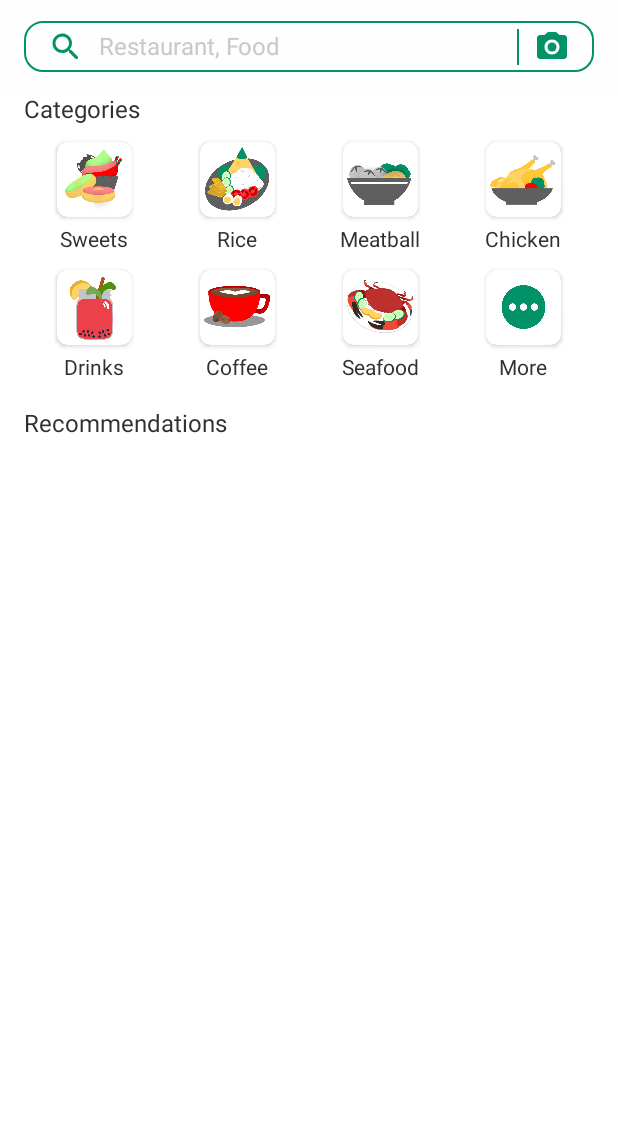
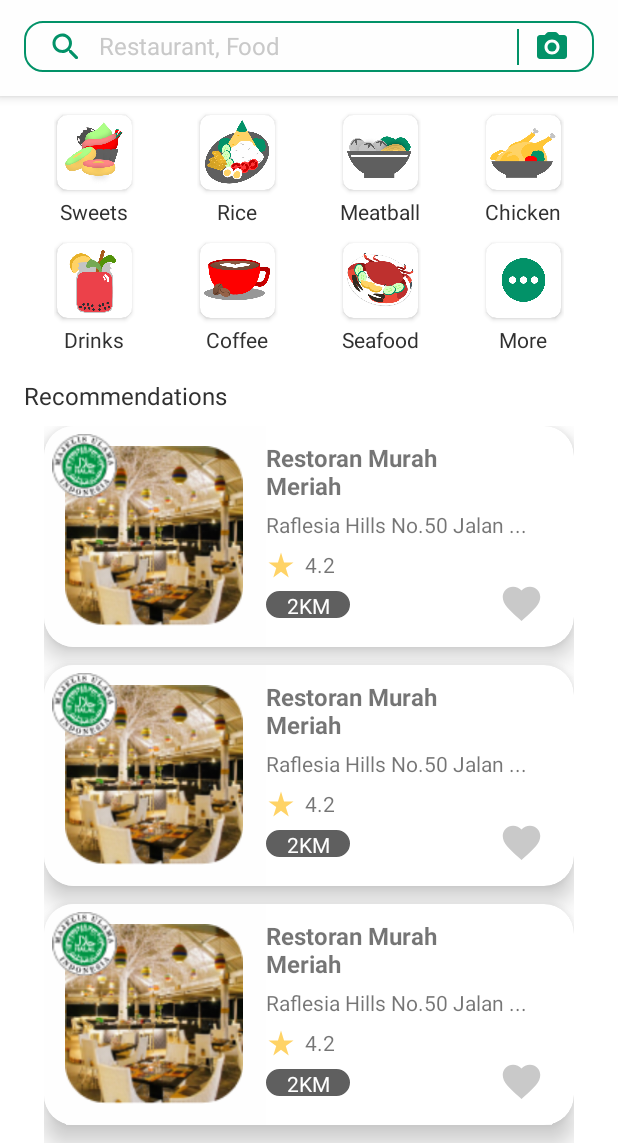
Before and after one commit to alpian-12/restaurant-recommendation, an Android app: the layout fragment_home.xml on its own in the app's theme, with its tools: preview values and no code run, on a phone screen of 412 x 824 dp, the part 93-1236 px from its top. Run offline under Robolectric (Android 15) with nearby library versions, the phone set to English and light mode, and no system bars; Roboto replaces fonts that are not available here.

Commit message:
item restaurant

```diff
--- a/app/build.gradle
+++ b/app/build.gradle
@@ -50,4 +50,9 @@ dependencies {
 
     implementation 'com.github.bumptech.glide:glide:4.13.0'
     implementation 'com.google.android.flexbox:flexbox:3.0.0'
+
+    //circle image
+    implementation 'de.hdodenhof:circleimageview:3.1.0'
+    implementation 'com.github.bumptech.glide:glide:4.11.0'
+
 }
--- /dev/null
+++ b/app/src/main/java/com/example/restaurantrecommendation/ui/adapter/RestaurantListAdapter.kt
@@ -0,0 +1,5 @@
+package com.example.restaurantrecommendation.ui.adapter
+
+class RestaurantListAdapter {
+
+}
--- a/app/src/main/res/drawable/ic_favorite.xml
+++ b/app/src/main/res/drawable/ic_favorite.xml
@@ -1,5 +1,5 @@
-<vector android:height="24dp" android:tint="#000000"
+<vector android:height="24dp" android:tint="#C9C9C9"
     android:viewportHeight="24" android:viewportWidth="24"
     android:width="24dp" xmlns:android="http://schemas.android.com/apk/res/android">
-    <path android:fillColor="@android:color/white" android:pathData="M13.35,20.13c-0.76,0.69 -1.93,0.69 -2.69,-0.01l-0.11,-0.1C5.3,15.27 1.87,12.16 2,8.28c0.06,-1.7 0.93,-3.33 2.34,-4.29 2.64,-1.8 5.9,-0.96 7.66,1.1 1.76,-2.06 5.02,-2.91 7.66,-1.1 1.41,0.96 2.28,2.59 2.34,4.29 0.14,3.88 -3.3,6.99 -8.55,11.76l-0.1,0.09z"/>
+    <path android:fillColor="@android:color/white" android:pathData="M12,21.35l-1.45,-1.32C5.4,15.36 2,12.28 2,8.5 2,5.42 4.42,3 7.5,3c1.74,0 3.41,0.81 4.5,2.09C13.09,3.81 14.76,3 16.5,3 19.58,3 22,5.42 22,8.5c0,3.78 -3.4,6.86 -8.55,11.54L12,21.35z"/>
 </vector>
--- /dev/null
+++ b/app/src/main/res/drawable/ic_star_rate.xml
@@ -0,0 +1,5 @@
+<vector android:height="24dp" android:tint="#FFD366"
+    android:viewportHeight="24" android:viewportWidth="24"
+    android:width="24dp" xmlns:android="http://schemas.android.com/apk/res/android">
+    <path android:fillColor="@android:color/white" android:pathData="M14.43,10l-2.43,-8l-2.43,8l-7.57,0l6.18,4.41l-2.35,7.59l6.17,-4.69l6.18,4.69l-2.35,-7.59l6.17,-4.41z"/>
+</vector>
--- /dev/null
+++ b/app/src/main/res/drawable/rounded_ditance.xml
@@ -0,0 +1,18 @@
+<shape xmlns:android="http://schemas.android.com/apk/res/android"
+    android:shape="rectangle">
+
+    <solid android:color="#5F5F5F" />
+
+    <stroke
+        android:width="2dp"
+        android:color="#5F5F5F" />
+
+    <padding
+        android:bottom="5dp"
+        android:left="5dp"
+        android:right="5dp"
+        android:top="5dp" />
+
+    <corners android:radius="50dp" />
+
+</shape>
--- a/app/src/main/res/layout/fragment_favorite.xml
+++ b/app/src/main/res/layout/fragment_favorite.xml
@@ -14,18 +14,40 @@
 
         <com.google.android.material.appbar.MaterialToolbar
             android:id="@+id/topAppBar"
+            style="@style/toolbar"
             android:layout_width="match_parent"
             android:layout_height="?attr/actionBarSize"
-            app:title="@string/title_favorite"
-            style="@style/toolbar" />
+            app:title="@string/title_favorite" />
 
     </com.google.android.material.appbar.AppBarLayout>
 
-    <androidx.recyclerview.widget.RecyclerView
-        android:id="@+id/rv_restaurant"
+    <androidx.core.widget.NestedScrollView
         android:layout_width="match_parent"
         android:layout_height="match_parent"
-        android:paddingHorizontal="@dimen/activity_horizontal_margin"
-        app:layout_behavior="@string/appbar_scrolling_view_behavior"/>
+        app:layout_behavior="@string/appbar_scrolling_view_behavior">
+
+        <LinearLayout
+            android:orientation="vertical"
+            android:layout_width="match_parent"
+            android:layout_height="match_parent"
+            android:paddingHorizontal="@dimen/activity_horizontal_margin"
+
+            app:layout_behavior="@string/appbar_scrolling_view_behavior">
+
+            <androidx.recyclerview.widget.RecyclerView
+                android:id="@+id/rv_restaurant"
+                android:layout_width="wrap_content"
+                android:layout_height="match_parent"
+                android:paddingHorizontal="@dimen/activity_horizontal_margin"
+                app:layout_behavior="@string/appbar_scrolling_view_behavior"
+                tools:listitem="@layout/item_restaurant" />
+
+        </LinearLayout>
+
+    </androidx.core.widget.NestedScrollView>
+
+
+
+
 
 </androidx.coordinatorlayout.widget.CoordinatorLayout>
--- a/app/src/main/res/layout/fragment_home.xml
+++ b/app/src/main/res/layout/fragment_home.xml
@@ -126,6 +126,7 @@
 
         <LinearLayout
             android:orientation="vertical"
+
             android:layout_width="match_parent"
             android:layout_height="match_parent"
             android:paddingHorizontal="@dimen/activity_horizontal_margin"
@@ -352,13 +353,13 @@
                         android:id="@+id/btn_more"
                         android:layout_width="50dp"
                         android:layout_height="50dp"
-                        app:cardCornerRadius="7dp"
-                        android:layout_margin="2dp">
+                        android:layout_margin="2dp"
+                        app:cardCornerRadius="7dp">
 
                         <ImageView
                             style="@style/category"
                             android:layout_width="30dp"
-                            android:src="@drawable/ic_more"/>
+                            android:src="@drawable/ic_more" />
 
                     </androidx.cardview.widget.CardView>
 
@@ -374,6 +375,8 @@
 
             </com.google.android.flexbox.FlexboxLayout>
 
+
+
                 <TextView
                     android:id="@+id/tv_recommendation"
                     style="@style/list_item_important_text_snippet"
@@ -381,13 +384,20 @@
                     android:layout_marginTop="20dp"
                     android:layout_width="wrap_content"
                     android:layout_height="wrap_content"/>
-
+            <LinearLayout
+                android:layout_width="match_parent"
+                android:layout_height="wrap_content"
+                android:gravity="center"
+                android:orientation="vertical">
                 <androidx.recyclerview.widget.RecyclerView
                     android:id="@+id/rv_restaurant"
                     android:layout_marginTop="10dp"
-                android:layout_width="match_parent"
+                    android:layout_width="wrap_content"
                     android:layout_height="match_parent"
-                android:overScrollMode="never"/>
+                    android:overScrollMode="never"
+                    tools:listitem="@layout/item_restaurant"/>
+            </LinearLayout>
+
         </LinearLayout>
 
     </androidx.core.widget.NestedScrollView>
--- /dev/null
+++ b/app/src/main/res/layout/item_restaurant.xml
@@ -0,0 +1,118 @@
+<?xml version="1.0" encoding="utf-8"?>
+<androidx.cardview.widget.CardView
+    xmlns:android="http://schemas.android.com/apk/res/android"
+    xmlns:card_view="http://schemas.android.com/apk/res-auto"
+    android:layout_width="353dp"
+    android:layout_height="147dp"
+    card_view:cardCornerRadius="20dp"
+    card_view:cardElevation="10dp"
+    android:layout_marginBottom="12dp"
+
+    >
+
+    <LinearLayout
+        android:layout_width="353dp"
+        android:layout_height="match_parent"
+        android:orientation="horizontal">
+
+        <FrameLayout
+            android:layout_width="148dp"
+            android:layout_height="match_parent"
+            android:background="@color/white">
+
+            <ImageView
+                android:layout_width="120dp"
+                android:layout_height="120dp"
+                android:layout_margin="13dp"
+                android:src="@drawable/dummy_photo" />
+
+            <ImageView
+                android:layout_width="43dp"
+                android:layout_height="43dp"
+                android:layout_margin="5dp"
+                android:src="@drawable/halal" />
+        </FrameLayout>
+
+        <FrameLayout
+            android:layout_width="match_parent"
+            android:layout_height="match_parent">
+
+
+
+            <RelativeLayout
+                android:layout_width="match_parent"
+                android:layout_height="match_parent"
+                android:orientation="vertical">
+
+                <TextView
+                    android:id="@+id/Restaurant_name"
+                    android:layout_width="138dp"
+                    android:layout_height="wrap_content"
+                    android:layout_marginTop="10dp"
+                    android:text="Restoran Murah Meriah"
+                    android:textSize="16sp"
+                    android:textStyle="bold" />
+
+                <TextView
+                    android:id="@+id/Address_restaurant"
+                    android:layout_width="match_parent"
+                    android:layout_height="wrap_content"
+                    android:layout_below="@+id/Restaurant_name"
+                    android:layout_alignParentStart="true"
+                    android:layout_marginStart="0dp"
+                    android:layout_marginTop="5dp"
+                    android:text="Raflesia Hills No.50 Jalan ..."
+                    android:textStyle="normal" />
+
+                <ImageView
+                    android:id="@+id/start_rate"
+                    android:layout_width="20dp"
+                    android:layout_height="20dp"
+                    android:layout_below="@+id/Address_restaurant"
+                    android:layout_alignParentStart="true"
+                    android:layout_marginTop="7dp"
+                    android:src="@drawable/ic_star_rate" />
+
+                <TextView
+                    android:id="@+id/rate_restaurant"
+                    android:layout_width="wrap_content"
+                    android:layout_height="wrap_content"
+                    android:layout_alignTop="@+id/start_rate"
+                    android:layout_alignBottom="@+id/start_rate"
+                    android:layout_marginStart="6dp"
+                    android:layout_marginTop="0dp"
+                    android:layout_marginBottom="1dp"
+                    android:layout_toEndOf="@+id/start_rate"
+                    android:text="4.2" />
+
+                <RelativeLayout
+                    android:layout_marginTop="7dp"
+                    android:layout_width="56dp"
+                    android:layout_height="18dp"
+                    android:padding="0dp"
+                    android:layout_below="@+id/rate_restaurant"
+                    android:background="@drawable/rounded_ditance">
+
+                    <TextView
+                        android:layout_width="match_parent"
+                        android:layout_height="wrap_content"
+                        android:gravity="center"
+                        android:text="2KM"
+                        android:textColor="@color/white" />
+                </RelativeLayout>
+            </RelativeLayout>
+
+            <ImageButton
+                android:id="@+id/button_favorite"
+                android:layout_width="30dp"
+                android:layout_height="30dp"
+                android:layout_gravity="bottom|end"
+                android:background="@drawable/ic_favorite"
+                android:layout_marginRight="20dp"
+                android:layout_marginBottom="14dp"/>
+        </FrameLayout>
+
+    </LinearLayout>
+
+
+</androidx.cardview.widget.CardView>
```
Also changed, not shown: app/src/main/res/drawable/dummy_photo.png (added), app/src/main/res/drawable/halal.png (added). Lines whose indentation alone changed are shown as unchanged.
